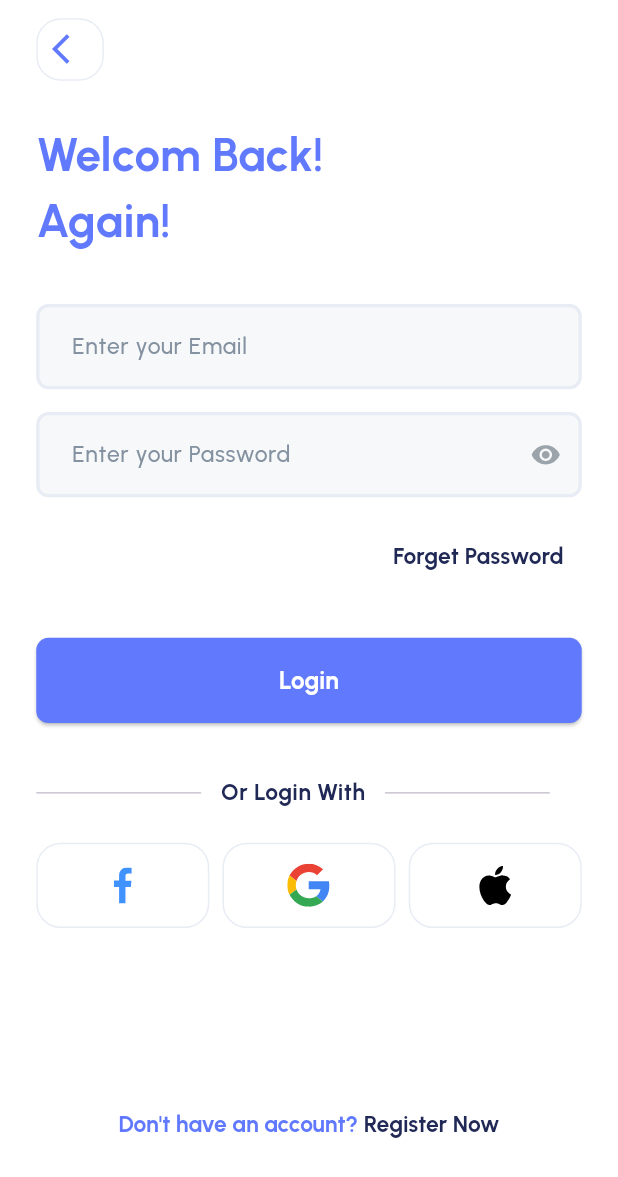
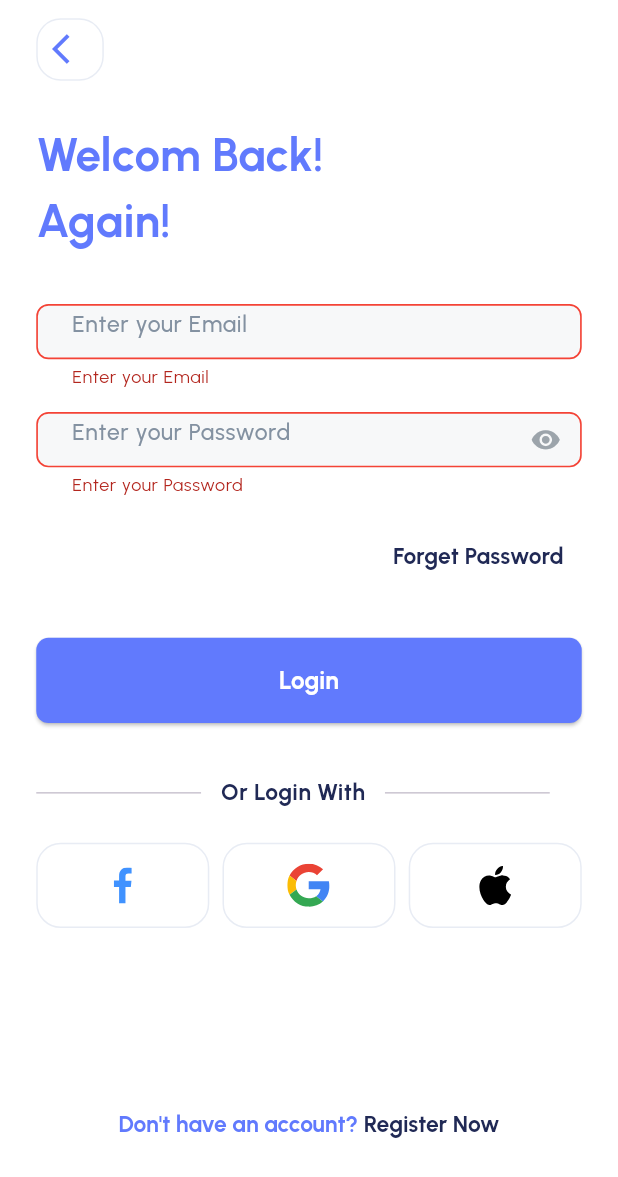
Before and after one commit to Abdallah-Alqiran/finance_app, a Flutter app: the LoginScreen screen opened by its route, after a tap on "Login", on a phone screen of 412 x 824 dp. Shown: the top 1177 px of the screen. Run offline on Flutter 3.47's test engine with Material 3 defaults, Android fonts, the phone set to English and light mode, and no system bars; our stand-ins replace flutter_screenutil, flutter_svg, go_router; missing offline and left inert: dart:ffi.

```diff
--- a/lib/core/widgets/custom_textfield.dart
+++ b/lib/core/widgets/custom_textfield.dart
@@ -8,13 +8,17 @@ class CustomTextfield extends StatelessWidget {
   final double? width;
   final double? height;
   final bool? isPassword;
+  final TextEditingController? controller;
+  final String? Function(String?)? validator;
   const CustomTextfield({
     super.key,
     this.hintText,
     this.suffixIcon,
     this.width,
     this.height,
-    this.isPassword
+    this.isPassword,
+    this.controller,
+    this.validator,
   });
 
   @override
@@ -22,7 +26,9 @@ class CustomTextfield extends StatelessWidget {
     return SizedBox(
       width: width ?? 331.w,
       height: height ?? 56.h,
-      child: TextField(
+      child: TextFormField(
+        controller: controller,
+        validator: validator,
         autofocus: false,
         cursorColor: AppColors.primaryColor,
         obscureText: isPassword ?? false,
@@ -42,9 +48,17 @@ class CustomTextfield extends StatelessWidget {
             borderRadius: BorderRadius.circular(8.r),
             borderSide: BorderSide(color: AppColors.primaryColor, width: 2.w),
           ),
+          errorBorder: OutlineInputBorder(
+            borderRadius: BorderRadius.circular(8.r),
+            borderSide: BorderSide(color: Colors.red, width: 1.w),
+          ),
+          focusedErrorBorder: OutlineInputBorder(
+            borderRadius: BorderRadius.circular(8.r),
+            borderSide: BorderSide(color: Colors.red, width: 1.w),
+          ),
           filled: true,
           fillColor: Color(0xFFF7F8F9),
-          suffixIcon: suffixIcon
+          suffixIcon: suffixIcon,
         ),
       ),
     );
--- a/lib/features/auth/login_screen.dart
+++ b/lib/features/auth/login_screen.dart
@@ -1,3 +1,5 @@
+import 'dart:ffi';
+
 import 'package:finance_app/core/styling/app_colors.dart';
 import 'package:finance_app/core/styling/app_styles.dart';
 import 'package:finance_app/core/widgets/custom_textfield.dart';
@@ -19,12 +21,26 @@ class LoginScreen extends StatefulWidget {
 }
 
 class _LoginScreenState extends State<LoginScreen> {
+  final formKey = GlobalKey<FormState>();
+  late TextEditingController emailController;
+  late TextEditingController passwordController;
+
+  @override
+  void initState() {
+    super.initState();
+    emailController = TextEditingController();
+    passwordController = TextEditingController();
+  }
+
   @override
   Widget build(BuildContext context) {
     return SafeArea(
       child: Scaffold(
-        body: Padding(
+        body: SingleChildScrollView(
+          child: Padding(
             padding: EdgeInsets.symmetric(horizontal: 22.w),
+            child: Form(
+              key: formKey,
               child: Column(
                 crossAxisAlignment: CrossAxisAlignment.start,
                 children: [
@@ -48,7 +64,15 @@ class _LoginScreenState extends State<LoginScreen> {
                     ),
                   ),
                   const HeightSpace(32),
-              CustomTextfield(hintText: "Enter your Email"),
+                  CustomTextfield(
+                    hintText: "Enter your Email",
+                    controller: emailController,
+                    validator: (value) {
+                      if (value!.isEmpty) {
+                        return "Enter your Email";
+                      }
+                    },
+                  ),
                   const HeightSpace(15),
                   CustomTextfield(
                     hintText: "Enter your Password",
@@ -58,13 +82,24 @@ class _LoginScreenState extends State<LoginScreen> {
                       color: AppColors.grayColor,
                       size: 20.sp,
                     ),
+                    controller: passwordController,
+                    validator: (value) {
+                      if (value!.isEmpty) {
+                        return "Enter your Password";
+                      }
+                      if (value.length < 8) {
+                        return "Password must be at least 8 characters";
+                      }
+                    },
                   ),
                   const HeightSpace(15),
                   Align(
                     alignment: Alignment.centerRight,
                     child: TextButton(
                       onPressed: () {
-                    GoRouter.of(context).pushNamed(AppRoutes.forgetPassword);
+                        GoRouter.of(
+                          context,
+                        ).pushNamed(AppRoutes.forgetPassword);
                       },
                       child: Text(
                         "Forget Password",
@@ -73,7 +108,13 @@ class _LoginScreenState extends State<LoginScreen> {
                     ),
                   ),
                   const HeightSpace(30),
-              PrimaryButtonWidget(buttonText: "Login", onPress: () {}),
+                  PrimaryButtonWidget(buttonText: "Login", onPress: () {
+                    if (formKey.currentState!.validate()) {
+
+                    } else {
+
+                    }
+                  }),
                   const HeightSpace(35),
                   const CustomOrLoginWidget(),
                   const HeightSpace(22),
@@ -99,6 +140,8 @@ class _LoginScreenState extends State<LoginScreen> {
               ),
             ),
           ),
+        ),
+      ),
     );
   }
 }
```
Lines whose indentation alone changed are shown as unchanged.
